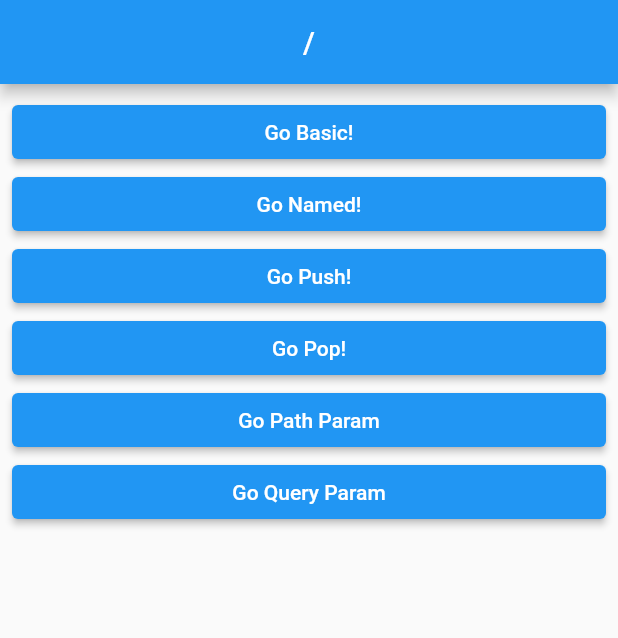
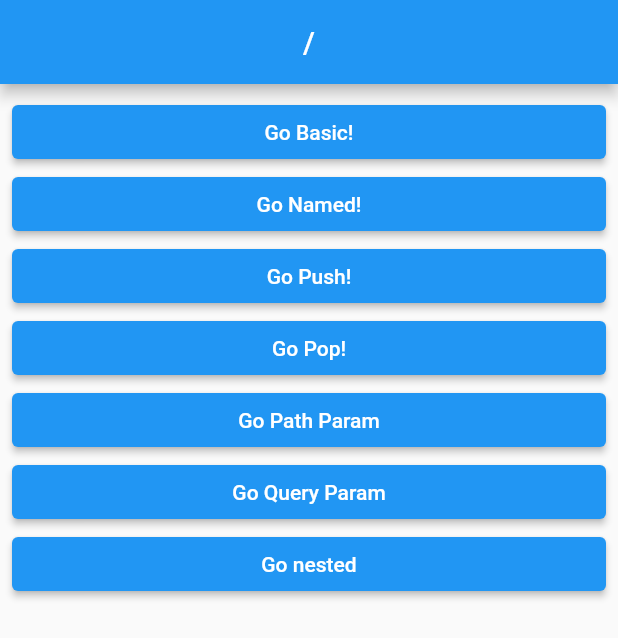
Before and after one commit to DongWooKim97/go_router_practice, a Flutter app: the screen it shows after launch, on a phone screen of 412 x 824 dp. Shown: the top 638 px of the screen. Run offline on Flutter 3.47's test engine with Material 2 defaults, Android fonts, the phone set to English and light mode, and no system bars; our stand-ins replace go_router.

Commit message:
★ Shell Route 학습 ★

```diff
--- a/lib/router/router.dart
+++ b/lib/router/router.dart
@@ -6,6 +6,8 @@ import 'package:go_router_practice/screen/4_pop_base_screen.dart';
 import 'package:go_router_practice/screen/5_pop_return_screen.dart';
 import 'package:go_router_practice/screen/6_path_param_screen.dart';
 import 'package:go_router_practice/screen/7_query_parameter_screen.dart';
+import 'package:go_router_practice/screen/8_nested_screen.dart';
+import 'package:go_router_practice/screen/9_nested_child_screen.dart';
 import 'package:go_router_practice/screen/route_screen.dart';
 
 //GoRouter 선언 , routes => 리스트를 넣자
@@ -73,6 +75,21 @@ final router = GoRouter(
             return QueryParameterScreen();
           },
         ),
+        ShellRoute( // ShellRoute로 감쌌지만 path가 없기 때문에, /nested/a로 해석된다. 하위의 routes들의 값들로 path가 지정된다.
+          builder: (context, state, child) {
+            // ShellRoute 하위에 GoRoute들을 쓸건데, GoRoute들은 각각 빌더를 갖고있다. 빌더에서 반환해주는 값을 CHild에서 또 입력을 다시 받게된다.
+            // 그 말은 즉슨,
+            return NestedScreen(child: child);
+          }, // 하위에 입력할 모든 위젯을 감싸게 되는 Widget을 입력할 수 있다.
+          routes: [
+            GoRoute(
+                path: 'nested/a', builder: (_, state) => NestedChildScreen(routeName: '/nested/a')),
+            GoRoute(
+                path: 'nested/b', builder: (_, state) => NestedChildScreen(routeName: '/nested/b')),
+            GoRoute(
+                path: 'nested/c', builder: (_, state) => NestedChildScreen(routeName: '/nested/c'))
+          ],
+        ),
       ],
     ),
   ],
--- a/lib/screen/route_screen.dart
+++ b/lib/screen/route_screen.dart
@@ -46,6 +46,12 @@ class RootScreen extends StatelessWidget {
             },
             child: Text('Go Query Param'),
           ),
+          ElevatedButton(
+            onPressed: () {
+              context.go('/nested/a');
+            },
+            child: Text('Go nested'),
+          ),
         ],
       ),
     );
```
Also changed, not shown: lib/screen/8_nested_screen.dart (added, +50 -0 lines), lib/screen/9_nested_child_screen.dart (added, +17 -0 lines).
